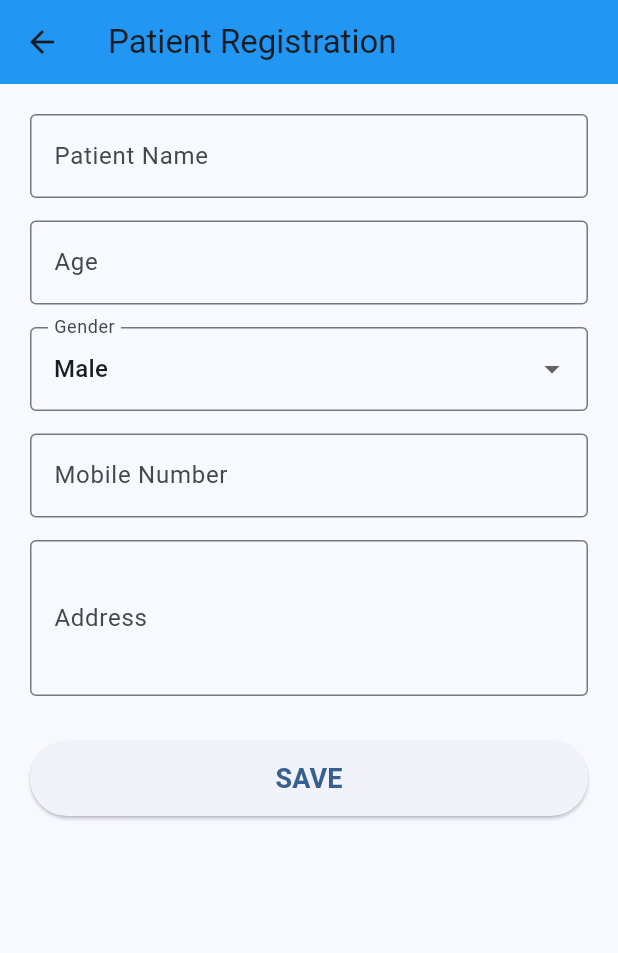
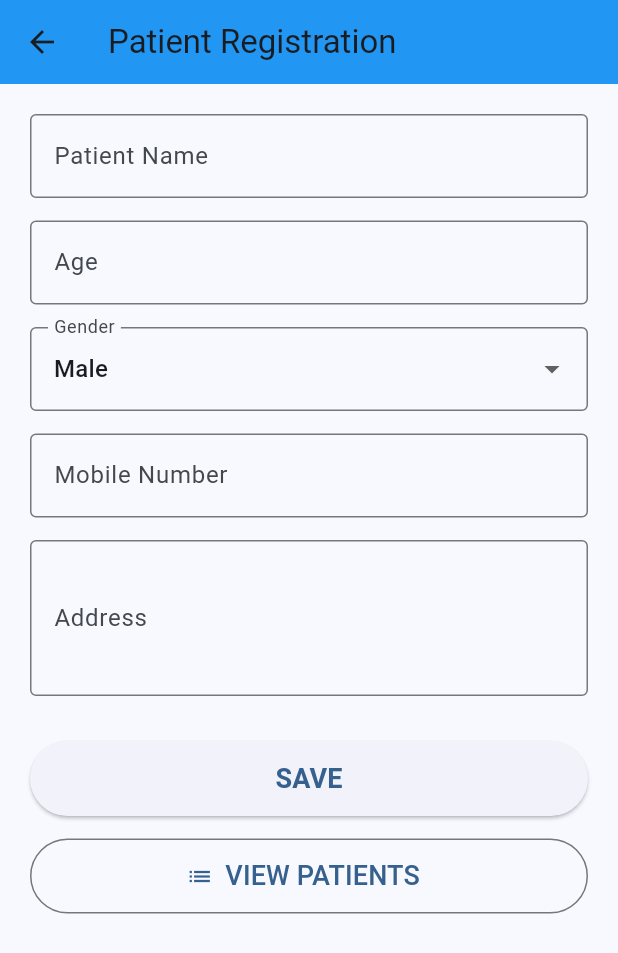
Before and after one commit to rajeshburlagadda/dr-venus-op-management, a Flutter app: the PatientScreen screen opened directly, on a phone screen of 412 x 824 dp. Shown: the top 953 px of the screen. Run offline on Flutter 3.47's test engine with Material 3 defaults, Android fonts, the phone set to English and light mode, and no system bars; our stand-ins replace sqflite; accounts and stored records are empty.

Commit message:
Phase 1 completed - Patient Registration and Patient List

```diff
--- a/lib/database/database_helper.dart
+++ b/lib/database/database_helper.dart
@@ -1,5 +1,6 @@
 import 'package:path/path.dart';
 import 'package:sqflite/sqflite.dart';
+import '../models/patient_model.dart';
 
 class DatabaseHelper {
   DatabaseHelper._privateConstructor();
@@ -47,6 +48,14 @@ class DatabaseHelper {
     return await db.query('patients', orderBy: 'id DESC');
   }
 
+  Future<List<Patient>> getAllPatients() async {
+    final db = await database;
+
+    final result = await db.query('patients', orderBy: 'id DESC');
+
+    return result.map((e) => Patient.fromMap(e)).toList();
+  }
+
   Future<int> updatePatient(int id, Map<String, dynamic> patient) async {
     final db = await database;
     return await db.update(
--- a/lib/screens/patient_screen.dart
+++ b/lib/screens/patient_screen.dart
@@ -1,4 +1,5 @@
 import 'package:flutter/material.dart';
+import 'patient_list_screen.dart';
 import '../database/database_helper.dart';
 import '../models/patient_model.dart';
 
@@ -132,6 +133,27 @@ class _PatientScreenState extends State<PatientScreen> {
                 ),
               ),
             ),
+            const SizedBox(height: 15),
+
+            SizedBox(
+              width: double.infinity,
+              height: 50,
+              child: OutlinedButton.icon(
+                icon: const Icon(Icons.list),
+                label: const Text(
+                  "VIEW PATIENTS",
+                  style: TextStyle(fontSize: 18),
+                ),
+                onPressed: () {
+                  Navigator.push(
+                    context,
+                    MaterialPageRoute(
+                      builder: (context) => const PatientListScreen(),
+                    ),
+                  );
+                },
+              ),
+            ),
           ],
         ),
       ),
```
Also changed, not shown: lib/screens/patient_list_screen.dart (+59 -0 lines).
